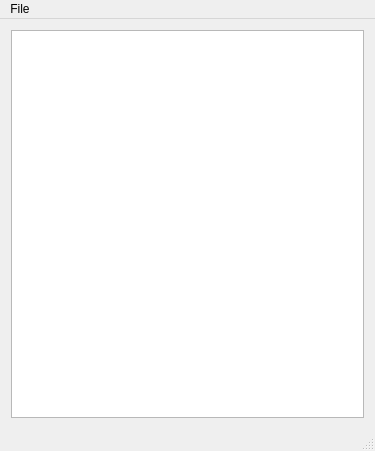
ohyeah521/android-remote-manager, file mainwindow.ui: the form before one commit.
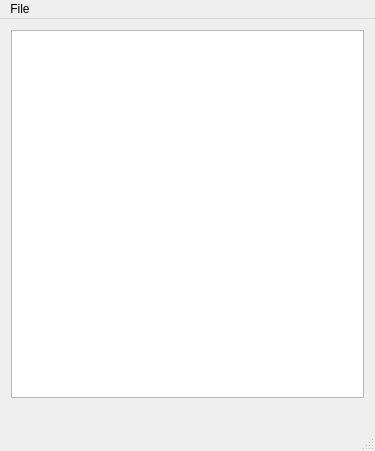
The form after the commit.

```diff
--- a/mainwindow.ui
+++ b/mainwindow.ui
@@ -43,6 +43,13 @@
       </attribute>
      </widget>
     </item>
+    <item>
+     <widget class="QLabel" name="hostCountLabel">
+      <property name="text">
+       <string/>
+      </property>
+     </widget>
+    </item>
    </layout>
   </widget>
   <widget class="QMenuBar" name="menuBar">
```
